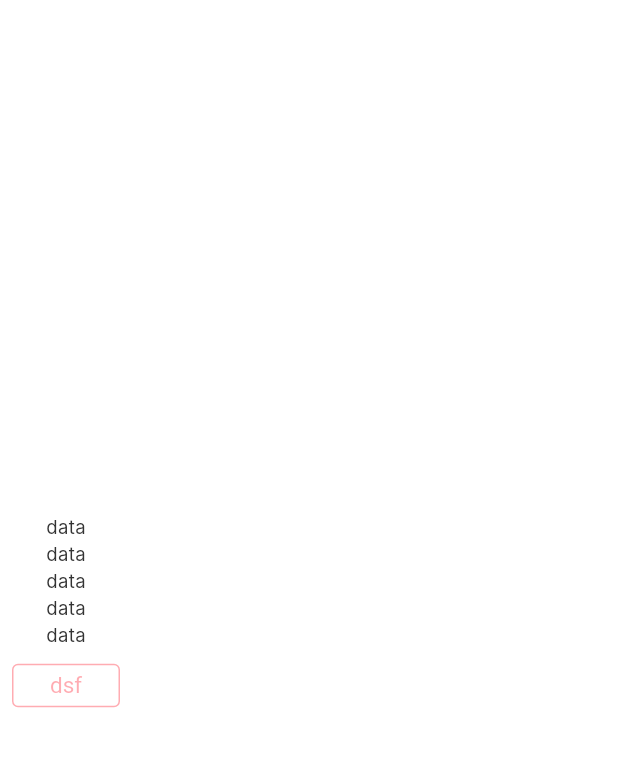
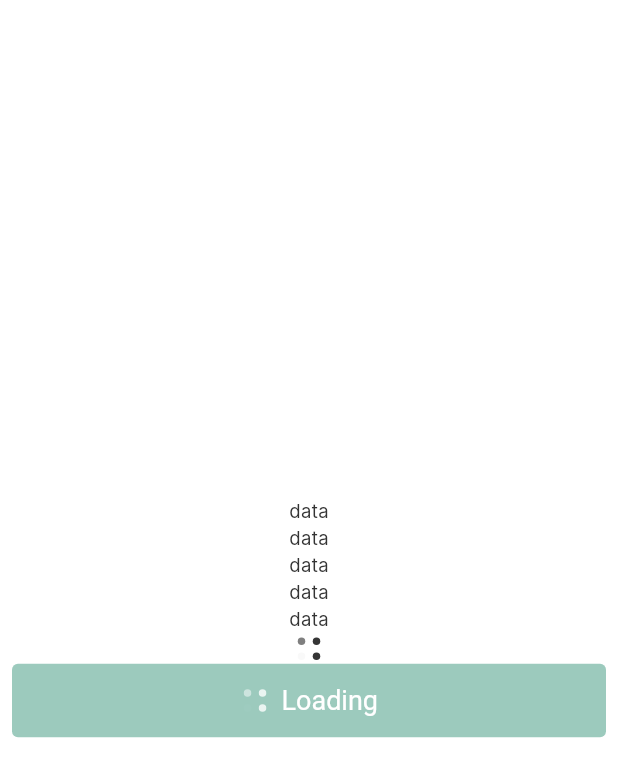
Before and after one commit to ishafiul/flutter_with_graphql, a Flutter app: the screen it shows after launch, on a phone screen of 412 x 824 dp. Shown: the top 777 px of the screen. Run offline on Flutter 3.47's test engine with Material 3 defaults, Android fonts, the phone set to English and light mode, and no system bars; our stand-ins replace bloc, dio, flutter_bloc, flutter_hooks, flutter_screenutil, freezed_annotation and 11 more; accounts and stored records are empty; generated files the repository leaves out were written again; Roboto replaces fonts that are missing (Arial, Inter).

Commit message:
feat: loading indicator

```diff
--- a/task_craft/lib/core/config/colors.dart
+++ b/task_craft/lib/core/config/colors.dart
@@ -70,7 +70,7 @@ class CColor {
   static MaterialColor border = createMaterialColor(const Color(0xFFEEEEEE));
   /// primary color for a project that can be use as a [ColorScheme] inside material
   /// theme property.
-  static MaterialColor primary = createMaterialColor(const Color(0xFF1677FF));
+  static MaterialColor primary = createMaterialColor(const Color(0xFF097D5D));
 
   /// warning color for a project that can be use as a [ColorScheme] inside material
   /// theme property. or use can use for any warning related color.
--- /dev/null
+++ b/task_craft/lib/core/widgets/spinner/fade_dots.dart
@@ -0,0 +1,116 @@
+import 'package:flutter/widgets.dart';
+import 'package:task_craft/core/widgets/spinner/tween/delay.dart';
+import 'dart:math' as math;
+
+class FadingFourSpinner extends StatefulWidget {
+  const FadingFourSpinner({
+    Key? key,
+    this.color,
+    this.shape = BoxShape.circle,
+    this.size = 50.0,
+    this.itemBuilder,
+    this.duration = const Duration(milliseconds: 1200),
+    this.controller,
+  })  : assert(
+          !(itemBuilder is IndexedWidgetBuilder && color is Color) &&
+              !(itemBuilder == null && color == null),
+          'You should specify either a itemBuilder or a color',
+        ),
+        super(key: key);
+
+  final Color? color;
+  final BoxShape shape;
+  final double size;
+  final IndexedWidgetBuilder? itemBuilder;
+  final Duration duration;
+  final AnimationController? controller;
+
+  @override
+  State<FadingFourSpinner> createState() => _FadingFourSpinnerState();
+}
+
+class _FadingFourSpinnerState extends State<FadingFourSpinner>
+    with TickerProviderStateMixin {
+  static const List<double> _delays = [.0, -0.9, -0.6, -0.3];
+  late AnimationController _controller;
+  late AnimationController _controller2;
+  late Animation<double> _animation;
+
+  @override
+  void initState() {
+    super.initState();
+
+    _controller = (widget.controller ??
+        AnimationController(vsync: this, duration: widget.duration))
+      ..repeat();
+
+    _controller2 = (widget.controller ?? AnimationController(vsync: this, duration: widget.duration))
+      ..addListener(() {
+        if (mounted) {
+          setState(() {});
+        }
+      })
+      ..repeat();
+    _animation = Tween(begin: 0.0, end: 1.0).animate(
+      CurvedAnimation(
+        parent: _controller2,
+        curve: const Interval(0.0, 1.0, curve: Curves.linear),
+      ),
+    );
+  }
+
+  @override
+  void dispose() {
+    if (widget.controller == null) {
+      _controller.dispose();
+      _controller2.dispose();
+    }
+    super.dispose();
+  }
+
+  @override
+  Widget build(BuildContext context) {
+    return Center(
+      child: Transform(
+        transform: Matrix4.identity()
+          ..rotateZ((_animation.value) * math.pi * 2),
+        alignment: FractionalOffset.center,
+        child: SizedBox.fromSize(
+          size: Size.square(widget.size),
+          child: Stack(
+            children: List.generate(4, (i) {
+              final position = widget.size * .5;
+              return Positioned.fill(
+                left: position,
+                top: position,
+                child: Transform(
+                  transform: Matrix4.rotationZ(30.0 * (i * 3) * 0.0174533),
+                  child: Align(
+                    alignment: Alignment.center,
+                    child: FadeTransition(
+                      opacity: DelayTween(
+                        begin: 0.0,
+                        end: 1.0,
+                        delay: _delays[i],
+                      ).animate(_controller),
+                      child: SizedBox.fromSize(
+                        size: Size.square(widget.size * 0.25),
+                        child: _itemBuilder(i),
+                      ),
+                    ),
+                  ),
+                ),
+              );
+            }),
+          ),
+        ),
+      ),
+    );
+  }
+
+  Widget _itemBuilder(int index) => widget.itemBuilder != null
+      ? widget.itemBuilder!(context, index)
+      : DecoratedBox(
+          decoration: BoxDecoration(color: widget.color, shape: widget.shape),
+        );
+}
--- /dev/null
+++ b/task_craft/lib/core/widgets/spinner/tween/delay.dart
@@ -0,0 +1,21 @@
+import 'dart:math' as math show pi, sin;
+
+import 'package:flutter/animation.dart';
+
+class DelayTween extends Tween<double> {
+  DelayTween({
+    double? begin,
+    double? end,
+    required this.delay,
+  }) : super(begin: begin, end: end);
+
+  final double delay;
+
+  @override
+  double lerp(double t) {
+    return super.lerp((math.sin((t - delay) * 2 * math.pi) + 1) / 2);
+  }
+
+  @override
+  double evaluate(Animation<double> animation) => lerp(animation.value);
+}
--- a/task_craft/lib/module/home/presentation/home_page.dart
+++ b/task_craft/lib/module/home/presentation/home_page.dart
@@ -1,7 +1,10 @@
 import 'package:flutter/material.dart';
+import 'package:flutter_screenutil/flutter_screenutil.dart';
+import 'package:task_craft/core/config/colors.dart';
 import 'package:task_craft/core/widgets/button/base_button.dart';
 import 'package:task_craft/core/widgets/button/button.dart';
 import 'package:task_craft/core/widgets/button/enums.dart';
+import 'package:task_craft/core/widgets/spinner/fade_dots.dart';
 
 class HomePage extends StatelessWidget {
   const HomePage({super.key});
@@ -20,12 +23,21 @@ class HomePage extends StatelessWidget {
             Text("data"),
             Text("data"),
             Text("data"),
-            Button.danger(
-              fill: ButtonFill.outline,
+            FadingFourSpinner(color: Colors.black, size: 20,),
+            Button.primary(
+              fill: ButtonFill.solid,
               shape: ButtonShape.base,
-              buttonSize: ButtonSize.small,
-              isBlock: false,
-              child: const Text("dsf"),
+              buttonSize: ButtonSize.large,
+              isBlock: true,
+
+              child: Row(
+                mainAxisSize: MainAxisSize.min,
+                children: [
+                  FadingFourSpinner(color: Colors.white, size: 20,),
+                  8.horizontalSpace,
+                  Text("Loading")
+                ],
+              ),
             ),
           ],
         ),
```
